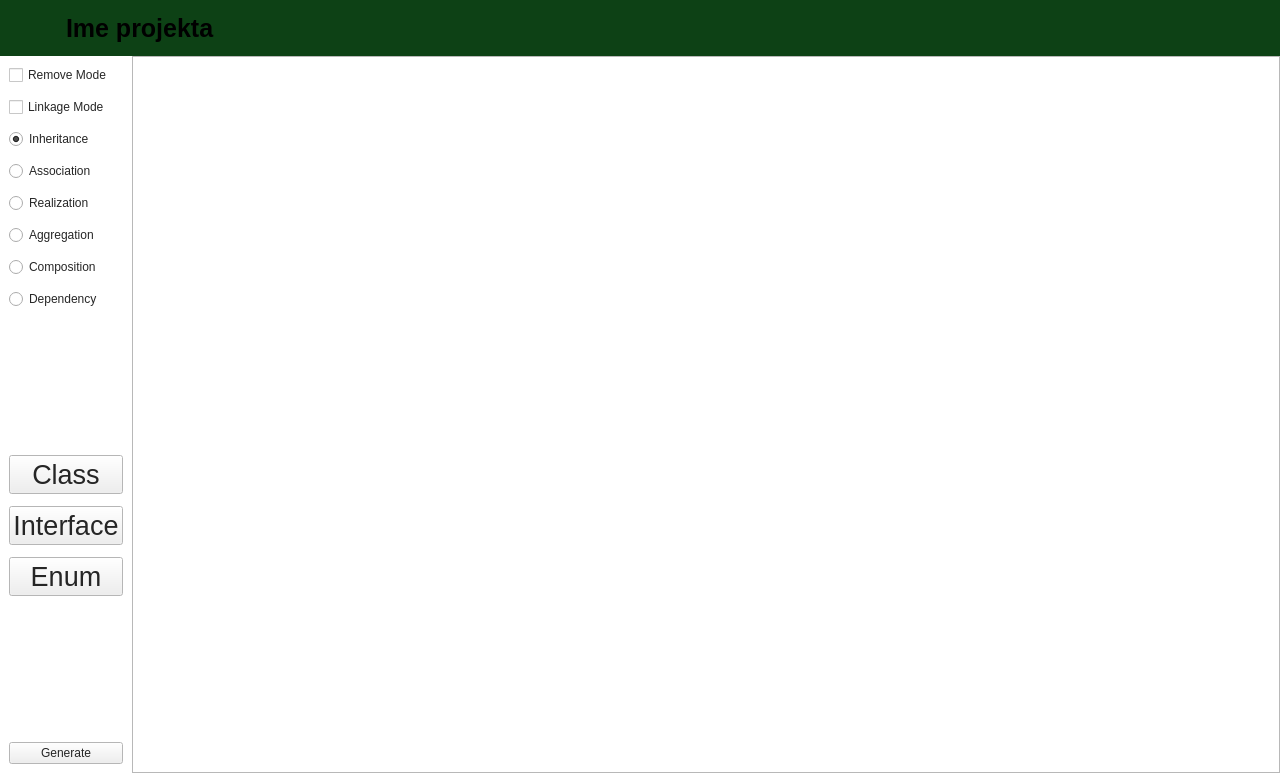
First picture: the form in src/ui/Board.ui, repository Trifsoft/diagrampp, before the edit.
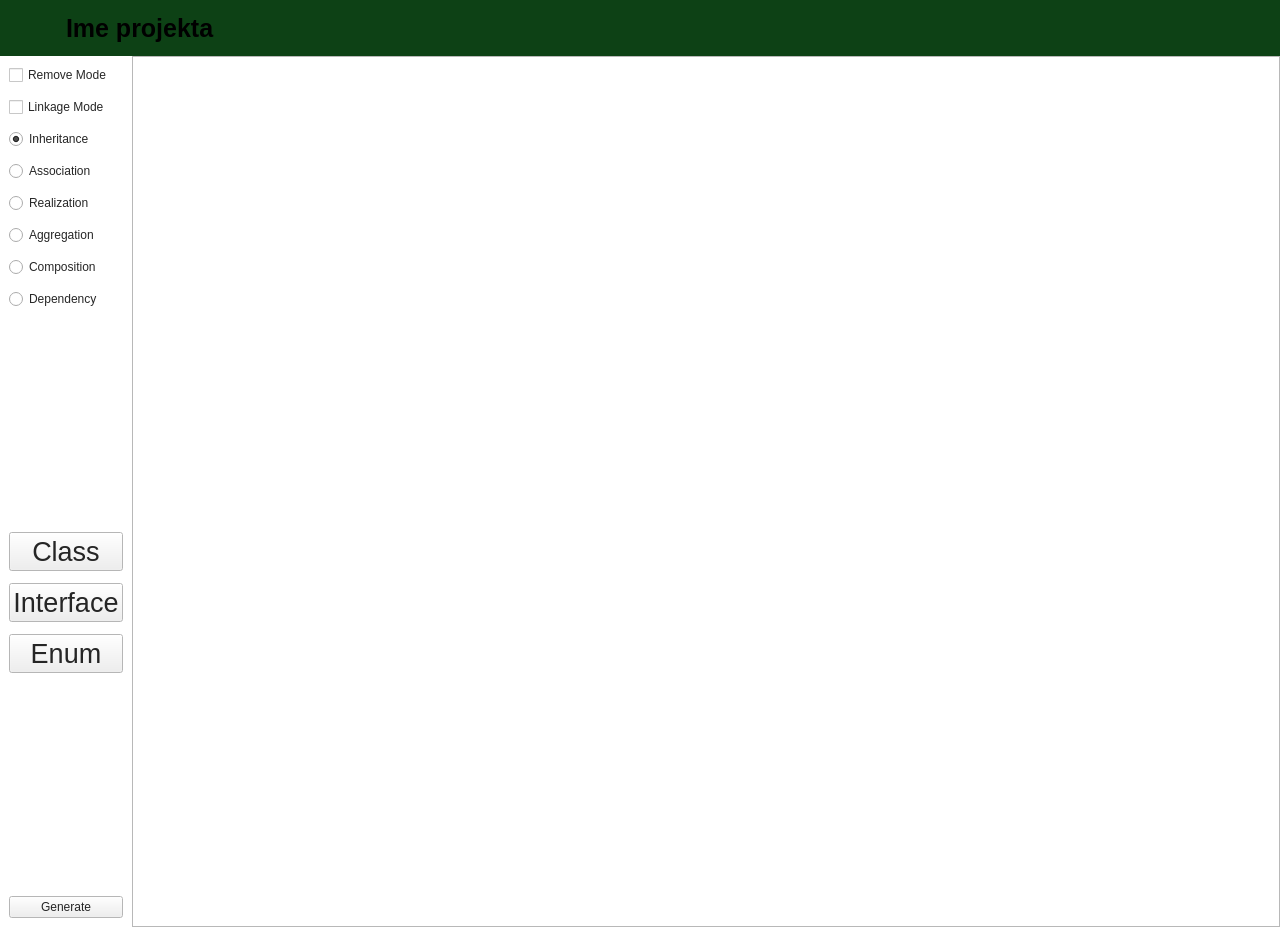
Second picture: the form after the edit. Icons and pictures are not drawn.

```diff
--- a/src/ui/Board.ui
+++ b/src/ui/Board.ui
@@ -7,7 +7,7 @@
     <x>0</x>
     <y>0</y>
     <width>1280</width>
-    <height>773</height>
+    <height>927</height>
    </rect>
   </property>
   <property name="sizePolicy">
```
